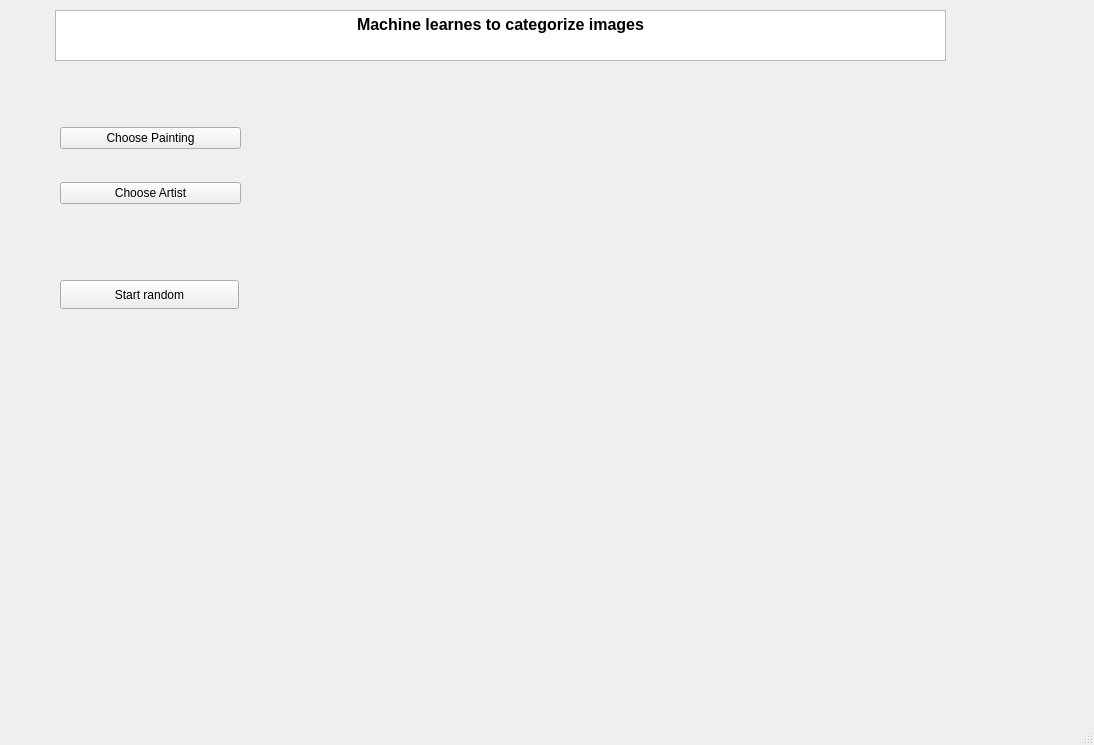
Qt form erste_GUI/window33.ui (Atomhaster/WBS_GroupProject) before a commit.
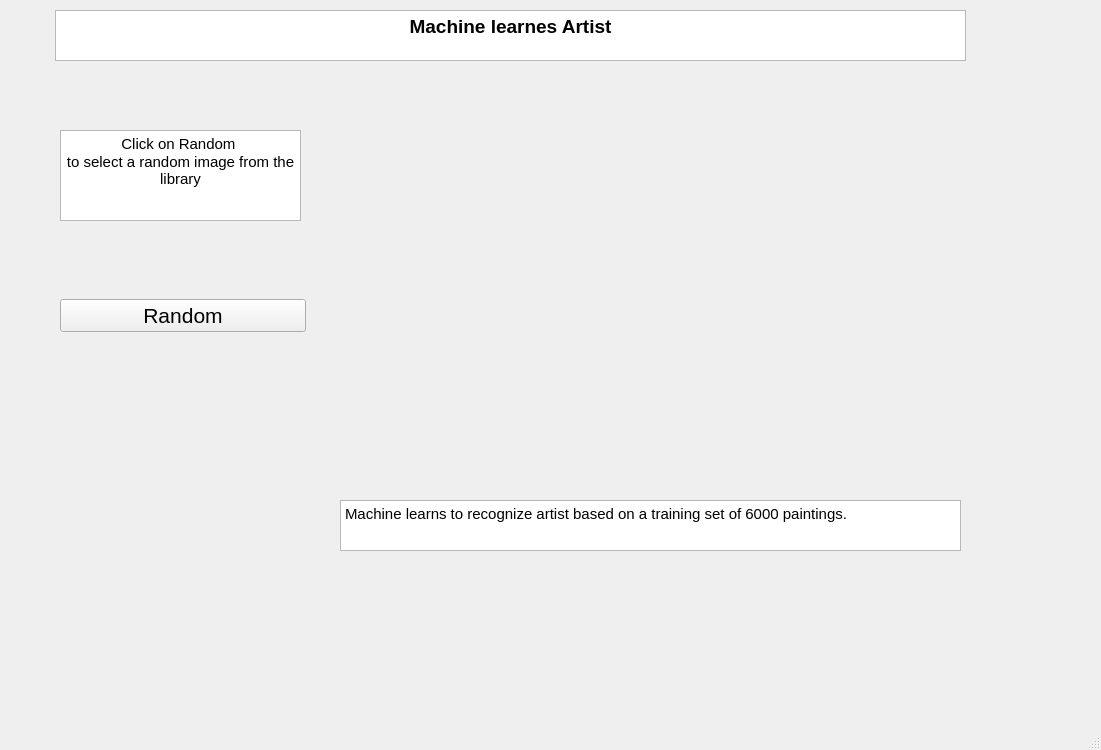
The same form after that commit. Icons and pictures are not drawn.

Commit message: design update aw 2305

Patch:
```diff
--- a/erste_GUI/window33.ui
+++ b/erste_GUI/window33.ui
@@ -6,8 +6,8 @@
    <rect>
     <x>0</x>
     <y>0</y>
-    <width>1094</width>
-    <height>745</height>
+    <width>1101</width>
+    <height>750</height>
    </rect>
   </property>
   <property name="windowTitle">
@@ -19,7 +19,7 @@
      <rect>
       <x>55</x>
       <y>10</y>
-      <width>891</width>
+      <width>911</width>
       <height>51</height>
      </rect>
     </property>
@@ -31,78 +31,89 @@
 li.unchecked::marker { content: &quot;\2610&quot;; }
 li.checked::marker { content: &quot;\2612&quot;; }
 &lt;/style&gt;&lt;/head&gt;&lt;body style=&quot; font-family:'Segoe UI'; font-size:9pt; font-weight:400; font-style:normal;&quot;&gt;
-&lt;p align=&quot;center&quot; style=&quot; margin-top:0px; margin-bottom:0px; margin-left:0px; margin-right:0px; -qt-block-indent:0; text-indent:0px;&quot;&gt;&lt;span style=&quot; font-size:12pt; font-weight:700;&quot;&gt;Machine learnes to categorize images&lt;/span&gt;&lt;/p&gt;&lt;/body&gt;&lt;/html&gt;</string>
+&lt;p align=&quot;center&quot; style=&quot; margin-top:0px; margin-bottom:0px; margin-left:0px; margin-right:0px; -qt-block-indent:0; text-indent:0px;&quot;&gt;&lt;span style=&quot; font-size:14pt; font-weight:700;&quot;&gt;Machine learnes Artist&lt;/span&gt;&lt;/p&gt;&lt;/body&gt;&lt;/html&gt;</string>
     </property>
    </widget>
    <widget class="QWidget" name="verticalLayoutWidget">
     <property name="geometry">
      <rect>
       <x>60</x>
-      <y>100</y>
-      <width>181</width>
-      <height>131</height>
+      <y>240</y>
+      <width>246</width>
+      <height>151</height>
      </rect>
     </property>
     <layout class="QVBoxLayout" name="verticalLayout">
      <item>
       <widget class="QPushButton" name="painting">
+       <property name="font">
+        <font>
+         <pointsize>16</pointsize>
+        </font>
+       </property>
        <property name="text">
-        <string>Choose Painting</string>
+        <string>Random</string>
        </property>
        <property name="checkable">
         <bool>false</bool>
        </property>
       </widget>
      </item>
-     <item>
-      <widget class="QPushButton" name="artist">
-       <property name="text">
-        <string>Choose Artist</string>
-       </property>
-      </widget>
-     </item>
     </layout>
    </widget>
-   <widget class="QPushButton" name="enter">
+   <widget class="QLabel" name="painting1">
     <property name="geometry">
      <rect>
-      <x>60</x>
-      <y>280</y>
-      <width>179</width>
-      <height>29</height>
+      <x>420</x>
+      <y>120</y>
+      <width>491</width>
+      <height>351</height>
      </rect>
     </property>
     <property name="text">
-     <string>Start random</string>
+     <string/>
     </property>
    </widget>
-   <widget class="QWidget" name="verticalLayoutWidget_2">
+   <widget class="QTextBrowser" name="footer_2">
     <property name="geometry">
      <rect>
-      <x>300</x>
-      <y>100</y>
-      <width>681</width>
-      <height>681</height>
+      <x>60</x>
+      <y>130</y>
+      <width>241</width>
+      <height>91</height>
      </rect>
     </property>
-    <layout class="QVBoxLayout" name="verticalLayout_2">
-     <item>
-      <widget class="QLabel" name="label">
-       <property name="sizePolicy">
-        <sizepolicy hsizetype="Ignored" vsizetype="Ignored">
-         <horstretch>0</horstretch>
-         <verstretch>0</verstretch>
-        </sizepolicy>
-       </property>
-       <property name="text">
-        <string/>
-       </property>
-       <property name="pixmap">
-        <pixmap>../example_paintings/Pierre-Auguste_Renoir_97.jpg</pixmap>
-       </property>
-      </widget>
-     </item>
-    </layout>
+    <property name="html">
+     <string>&lt;!DOCTYPE HTML PUBLIC &quot;-//W3C//DTD HTML 4.0//EN&quot; &quot;http://www.w3.org/TR/REC-html40/strict.dtd&quot;&gt;
+&lt;html&gt;&lt;head&gt;&lt;meta name=&quot;qrichtext&quot; content=&quot;1&quot; /&gt;&lt;meta charset=&quot;utf-8&quot; /&gt;&lt;style type=&quot;text/css&quot;&gt;
+p, li { white-space: pre-wrap; }
+hr { height: 1px; border-width: 0; }
+li.unchecked::marker { content: &quot;\2610&quot;; }
+li.checked::marker { content: &quot;\2612&quot;; }
+&lt;/style&gt;&lt;/head&gt;&lt;body style=&quot; font-family:'Segoe UI'; font-size:9pt; font-weight:400; font-style:normal;&quot;&gt;
+&lt;p align=&quot;center&quot; style=&quot; margin-top:0px; margin-bottom:0px; margin-left:0px; margin-right:0px; -qt-block-indent:0; text-indent:0px;&quot;&gt;&lt;span style=&quot; font-size:11pt;&quot;&gt;Click on Random &lt;/span&gt;&lt;/p&gt;
+&lt;p align=&quot;center&quot; style=&quot; margin-top:0px; margin-bottom:0px; margin-left:0px; margin-right:0px; -qt-block-indent:0; text-indent:0px;&quot;&gt;&lt;span style=&quot; font-size:11pt;&quot;&gt;to select a random image from the library&lt;/span&gt;&lt;/p&gt;&lt;/body&gt;&lt;/html&gt;</string>
+    </property>
+   </widget>
+   <widget class="QTextEdit" name="textEdit">
+    <property name="geometry">
+     <rect>
+      <x>340</x>
+      <y>500</y>
+      <width>621</width>
+      <height>51</height>
+     </rect>
+    </property>
+    <property name="html">
+     <string>&lt;!DOCTYPE HTML PUBLIC &quot;-//W3C//DTD HTML 4.0//EN&quot; &quot;http://www.w3.org/TR/REC-html40/strict.dtd&quot;&gt;
+&lt;html&gt;&lt;head&gt;&lt;meta name=&quot;qrichtext&quot; content=&quot;1&quot; /&gt;&lt;meta charset=&quot;utf-8&quot; /&gt;&lt;style type=&quot;text/css&quot;&gt;
+p, li { white-space: pre-wrap; }
+hr { height: 1px; border-width: 0; }
+li.unchecked::marker { content: &quot;\2610&quot;; }
+li.checked::marker { content: &quot;\2612&quot;; }
+&lt;/style&gt;&lt;/head&gt;&lt;body style=&quot; font-family:'Segoe UI'; font-size:9pt; font-weight:400; font-style:normal;&quot;&gt;
+&lt;p style=&quot; margin-top:0px; margin-bottom:0px; margin-left:0px; margin-right:0px; -qt-block-indent:0; text-indent:0px;&quot;&gt;&lt;span style=&quot; font-size:11pt;&quot;&gt;Machine learns to recognize artist based on a training set of 6000 paintings.&lt;/span&gt;&lt;/p&gt;&lt;/body&gt;&lt;/html&gt;</string>
+    </property>
    </widget>
   </widget>
   <widget class="QMenuBar" name="menubar">
```
Left out of the diff: 8 changed lines with no effect on the pictures. The commit also changes 2 other files.
